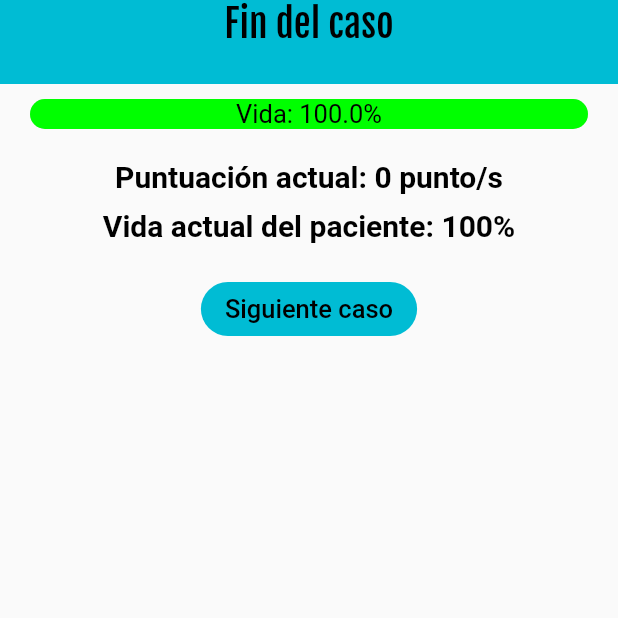
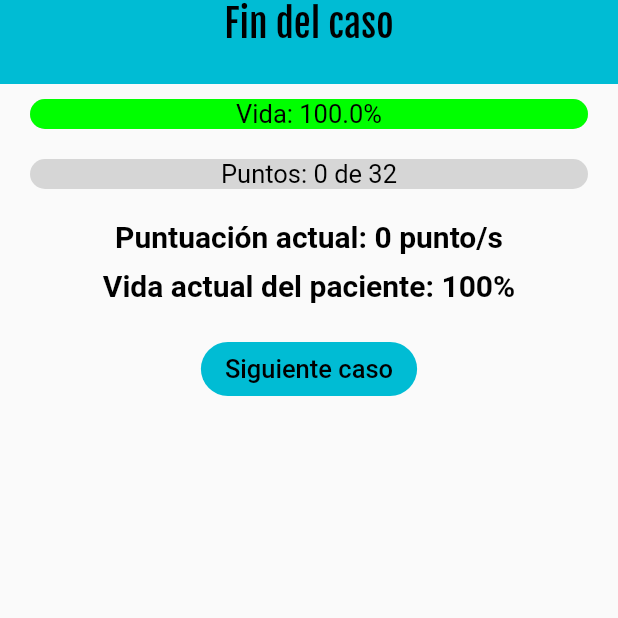
Before and after one commit to agarciaolalla/app_antibioticos_2, a Flutter app: the FinalScreen screen opened by its route, on a phone screen of 412 x 824 dp, the top half of it. Run offline on Flutter 3.47's test engine with Material 2 defaults, Android fonts, the phone set to English and light mode, and no system bars; our stand-ins replace flutter_widget_from_html_core; network calls fail.

Commit message:
Añadidos puntos y ranking

```diff
--- a/lib/screens/diagnostic/diagnostic.dart
+++ b/lib/screens/diagnostic/diagnostic.dart
@@ -132,8 +132,8 @@ class HomeDiagnostic extends State<DiagnosticScreen> {
           mainAxisAlignment: MainAxisAlignment.start,
           children: [
             const Life(),
+            const Point(),
             const Timer(),
-            //const Point(),
             DiagnosticQuestionHtml(questionHtml: question),
             ListView.builder(
               scrollDirection: Axis.vertical,
@@ -254,6 +254,5 @@ class HomeDiagnostic extends State<DiagnosticScreen> {
 
     points = points + pointsPerCase;
     pointsBar = pointsBar + (pointsPerCase / 100);
-    pointsPerCase = 0;
   }
 }
--- a/lib/screens/final_screen.dart
+++ b/lib/screens/final_screen.dart
@@ -20,6 +20,7 @@ class _FinalScreenState extends State<FinalScreen> {
   void initState() {
     super.initState();
     getTreatmentFeedback();
+    updatePoints();
   }
 
   Future getTreatmentFeedback() async {
@@ -65,11 +66,13 @@ class _FinalScreenState extends State<FinalScreen> {
         child: Column(
           children: [
             const Life(),
+            const Point(),
             const ShowPoints(),
             const ShowLife(),
             const SizedBox(height: 20),
             ElevatedButton(
               onPressed: () {
+                updatePoints();
                 comprobarMedicamentosSuficientes();
                 if (!suficientesAntibioticos) {
                   Navigator.of(context).pushAndRemoveUntil(
@@ -113,6 +116,10 @@ class _FinalScreenState extends State<FinalScreen> {
     }
   }
 
+  void updatePoints() {
+    pointsPerCase = 0;
+  }
+
   void comprobarMedicamentosSuficientes() {
     for (int i = 0; i < mochilaSeleccionada.length; i++) {
       for (int j = 0; j < antibioticosSiguienteCaso.length; j++) {
--- a/lib/screens/treatment/first_treatment.dart
+++ b/lib/screens/treatment/first_treatment.dart
@@ -136,6 +136,7 @@ class FirstTreatmentState extends State<FirstTreatmentScreen> {
       body: SingleChildScrollView(
         child: Column(mainAxisAlignment: MainAxisAlignment.start, children: [
           const Life(),
+          const Point(),
           const Timer(),
           FirstTreatmentQuestionHtml(questionHtml: question),
           ListView.builder(
--- a/lib/screens/treatment/first_treatment_feedback.dart
+++ b/lib/screens/treatment/first_treatment_feedback.dart
@@ -113,6 +113,7 @@ class _FirstTreatmentFeedbackState extends State<FirstTreatmentFeedback> {
         child: Column(
           children: [
             const Life(),
+            const Point(),
             CardViewTreatmentFeedback(treatmentFeedback: feedbackToUser),
             Padding(
               padding: const EdgeInsets.fromLTRB(20, 10, 20, 10),
--- a/lib/screens/treatment/second_treatment.dart
+++ b/lib/screens/treatment/second_treatment.dart
@@ -134,6 +134,7 @@ class SecondTreatmentState extends State<SecondTreatmentScreen> {
           mainAxisAlignment: MainAxisAlignment.spaceEvenly,
           children: [
             const Life(),
+            const Point(),
             const Timer(),
             Column(
               children: [
--- a/lib/screens/treatment/second_treatment_feedback.dart
+++ b/lib/screens/treatment/second_treatment_feedback.dart
@@ -129,6 +129,7 @@ class _TreatmentFeedbackState extends State<TreatmentFeedback> {
         child: Column(
           children: [
             const Life(),
+            const Point(),
             SecondCardViewTreatmentFeedback(treatmentFeedback: cardList),
             Padding(
               padding: const EdgeInsets.fromLTRB(20, 10, 20, 10),
--- a/lib/utilidades/constantes.dart
+++ b/lib/utilidades/constantes.dart
@@ -7,8 +7,8 @@ import 'package:app_antibioticos/models/player_model.dart';
 //const conexion1 = "http://172.18.22.79:50052";
 //const conexion1 = "http://172.30.67.51:50052"; //instituto ITACA
 
-//const conexion1 = "//1.44.4.78:50052";
-const conexion1 = "//localhost:50052";
+const conexion1 = "//1.44.4.78:50052";
+//const conexion1 = "//localhost:50052";
 
 // Id del caso clinico que se va a realizar
 int idcaso = 1;
--- a/lib/widgets/points.dart
+++ b/lib/widgets/points.dart
@@ -29,10 +29,7 @@ class PointState extends State<Point> {
             ),
             Align(
               child: Text(
-                "Has conseguido: " +
-                    points.toString() +
-                    "de :" +
-                    maxPoints.toString(),
+                "Puntos: " + points.toString() + " de " + maxPoints.toString(),
                 style: const TextStyle(fontSize: 17, color: Colors.black),
               ),
               alignment: Alignment.topCenter,
```
Also changed, not shown: lib/screens/diagnostic/diagnostic_feedback.dart (+1 -6 lines), lib/screens/ranking.dart (+9 -1 lines), 1 other file.
